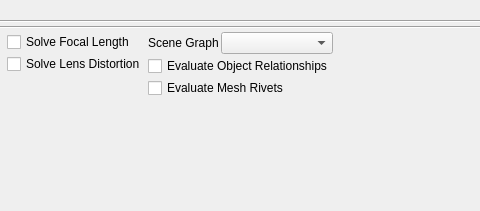
This is python/mmSolver/tools/solver/widget/solver_standard_widget.ui in david-cattermole/mayaMatchMoveSolver as Qt 5 draws it before an edit; both pictures show x 154 to 634 and y 0 to 211 of the 974 by 211 pixel window. The edited form follows.
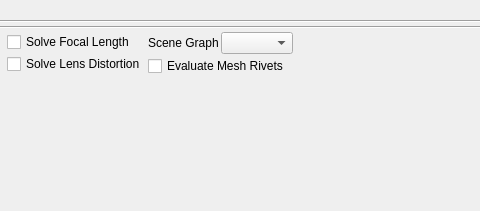
This is the edited form.

Commit message:
Solver UI - Remove Legacy Solver widget
The legacy solver widget has been hidden for a number of releases now -
lets remove it.

What changed in the file:
```diff
--- a/python/mmSolver/tools/solver/widget/solver_standard_widget.ui
+++ b/python/mmSolver/tools/solver/widget/solver_standard_widget.ui
@@ -175,13 +175,6 @@
          </item>
         </layout>
        </item>
-       <item>
-        <widget class="QCheckBox" name="evalObjectRelationships_checkBox">
-         <property name="text">
-          <string>Evaluate Object Relationships</string>
-         </property>
-        </widget>
-       </item>
        <item>
         <widget class="QCheckBox" name="evalComplexGraphs_checkBox">
          <property name="text">
```
The commit also changes 20 other files.
